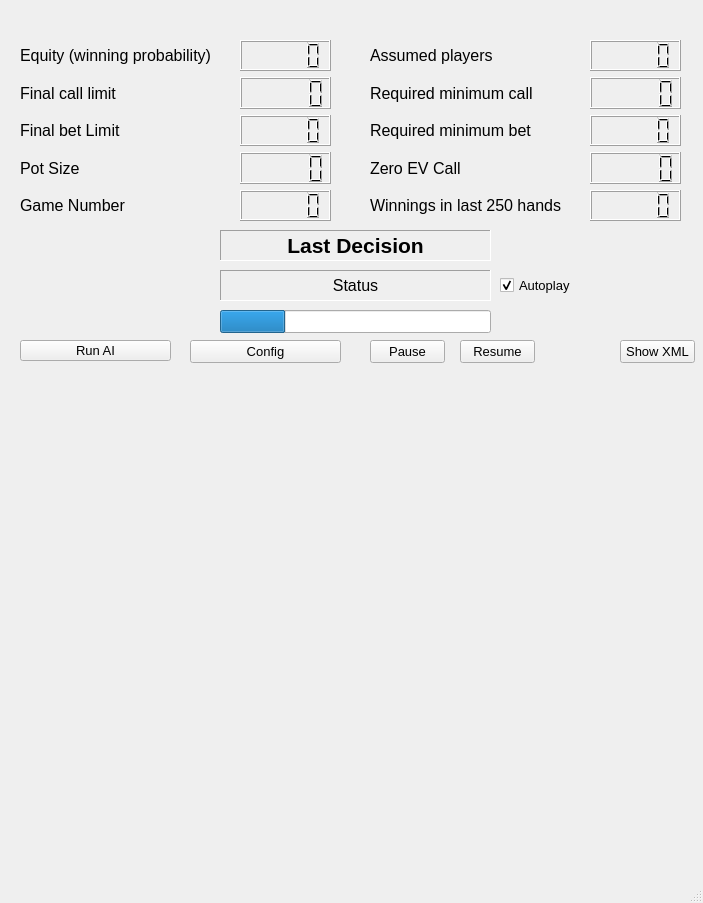
First picture: the form in gui/gui_qt_ui.ui, repository dickreuter/Poker, before the edit.
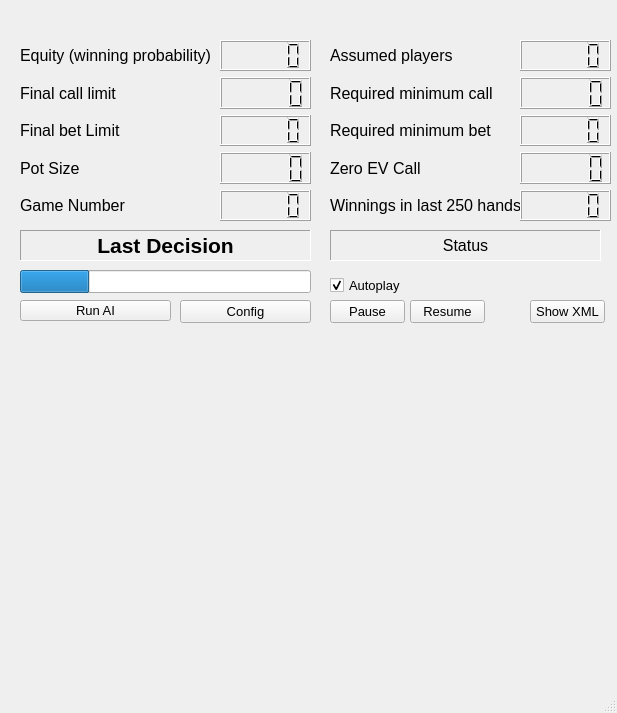
Second picture: the form after the edit.

The edit to the form file:
```diff
--- a/gui/gui_qt_ui.ui
+++ b/gui/gui_qt_ui.ui
@@ -6,10 +6,22 @@
    <rect>
     <x>0</x>
     <y>0</y>
-    <width>703</width>
-    <height>903</height>
+    <width>617</width>
+    <height>713</height>
    </rect>
   </property>
+  <property name="minimumSize">
+   <size>
+    <width>617</width>
+    <height>713</height>
+   </size>
+  </property>
+  <property name="maximumSize">
+   <size>
+    <width>617</width>
+    <height>713</height>
+   </size>
+  </property>
   <property name="font">
    <font>
     <pointsize>12</pointsize>
@@ -28,7 +40,7 @@
     </property>
     <property name="geometry">
      <rect>
-      <x>500</x>
+      <x>330</x>
       <y>270</y>
       <width>71</width>
       <height>31</height>
@@ -49,9 +61,9 @@
    <widget class="QLabel" name="last_decision">
     <property name="geometry">
      <rect>
-      <x>220</x>
+      <x>20</x>
       <y>230</y>
-      <width>271</width>
+      <width>291</width>
       <height>31</height>
      </rect>
     </property>
@@ -62,6 +74,9 @@
       <bold>true</bold>
      </font>
     </property>
+    <property name="autoFillBackground">
+     <bool>false</bool>
+    </property>
     <property name="frameShape">
      <enum>QFrame::Panel</enum>
     </property>
@@ -87,8 +102,8 @@
    <widget class="QPushButton" name="button_pause">
     <property name="geometry">
      <rect>
-      <x>370</x>
-      <y>340</y>
+      <x>330</x>
+      <y>300</y>
       <width>75</width>
       <height>23</height>
      </rect>
@@ -107,7 +122,7 @@
      <rect>
       <x>20</x>
       <y>40</y>
-      <width>211</width>
+      <width>201</width>
       <height>181</height>
      </rect>
     </property>
@@ -153,9 +168,9 @@
     <property name="geometry">
      <rect>
       <x>20</x>
-      <y>640</y>
-      <width>321</width>
-      <height>241</height>
+      <y>510</y>
+      <width>291</width>
+      <height>181</height>
      </rect>
     </property>
     <layout class="QVBoxLayout" name="vLayout3">
@@ -170,9 +185,9 @@
     <property name="geometry">
      <rect>
       <x>20</x>
-      <y>370</y>
-      <width>321</width>
-      <height>251</height>
+      <y>330</y>
+      <width>291</width>
+      <height>171</height>
      </rect>
     </property>
     <layout class="QVBoxLayout" name="vLayout">
@@ -186,10 +201,10 @@
    <widget class="QWidget" name="verticalLayoutWidget_2">
     <property name="geometry">
      <rect>
-      <x>370</x>
-      <y>370</y>
-      <width>321</width>
-      <height>251</height>
+      <x>330</x>
+      <y>330</y>
+      <width>271</width>
+      <height>171</height>
      </rect>
     </property>
     <layout class="QVBoxLayout" name="vLayout2">
@@ -208,9 +223,9 @@
    <widget class="QProgressBar" name="progress_bar">
     <property name="geometry">
      <rect>
-      <x>220</x>
-      <y>310</y>
-      <width>271</width>
+      <x>20</x>
+      <y>270</y>
+      <width>291</width>
       <height>23</height>
      </rect>
     </property>
@@ -225,7 +240,7 @@
     <property name="geometry">
      <rect>
       <x>20</x>
-      <y>340</y>
+      <y>300</y>
       <width>151</width>
       <height>21</height>
      </rect>
@@ -242,8 +257,8 @@
    <widget class="QPushButton" name="button_resume">
     <property name="geometry">
      <rect>
-      <x>460</x>
-      <y>340</y>
+      <x>410</x>
+      <y>300</y>
       <width>75</width>
       <height>23</height>
      </rect>
@@ -260,9 +275,9 @@
    <widget class="QWidget" name="verticalLayoutWidget_7">
     <property name="geometry">
      <rect>
-      <x>370</x>
+      <x>330</x>
       <y>40</y>
-      <width>211</width>
+      <width>191</width>
       <height>181</height>
      </rect>
     </property>
@@ -307,7 +322,7 @@
    <widget class="QWidget" name="verticalLayoutWidget_5">
     <property name="geometry">
      <rect>
-      <x>240</x>
+      <x>220</x>
       <y>40</y>
       <width>91</width>
       <height>181</height>
@@ -334,7 +349,7 @@
    <widget class="QWidget" name="verticalLayoutWidget_8">
     <property name="geometry">
      <rect>
-      <x>590</x>
+      <x>520</x>
       <y>40</y>
       <width>91</width>
       <height>181</height>
@@ -361,10 +376,10 @@
    <widget class="QWidget" name="verticalLayoutWidget_4">
     <property name="geometry">
      <rect>
-      <x>370</x>
-      <y>640</y>
-      <width>321</width>
-      <height>241</height>
+      <x>330</x>
+      <y>510</y>
+      <width>271</width>
+      <height>181</height>
      </rect>
     </property>
     <layout class="QVBoxLayout" name="vLayout4">
@@ -376,8 +391,8 @@
    <widget class="QLabel" name="status">
     <property name="geometry">
      <rect>
-      <x>220</x>
-      <y>270</y>
+      <x>330</x>
+      <y>230</y>
       <width>271</width>
       <height>31</height>
      </rect>
@@ -414,9 +429,9 @@
    <widget class="QPushButton" name="button_config">
     <property name="geometry">
      <rect>
-      <x>190</x>
-      <y>340</y>
-      <width>151</width>
+      <x>180</x>
+      <y>300</y>
+      <width>131</width>
       <height>23</height>
      </rect>
     </property>
@@ -432,8 +447,8 @@
    <widget class="QPushButton" name="button_show_xml">
     <property name="geometry">
      <rect>
-      <x>620</x>
-      <y>340</y>
+      <x>530</x>
+      <y>300</y>
       <width>75</width>
       <height>23</height>
      </rect>
```
Left out of the diff: 26 changed lines with no effect on the pictures.
